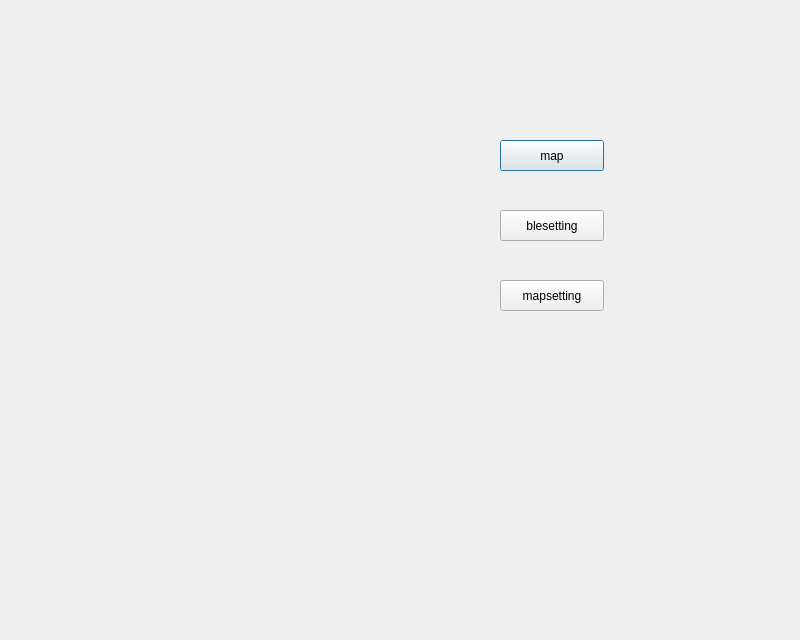
This is final/mainmenu.ui in FinalMission/raspberry-pi-qt as Qt 5 draws it before an edit. The edited form follows.
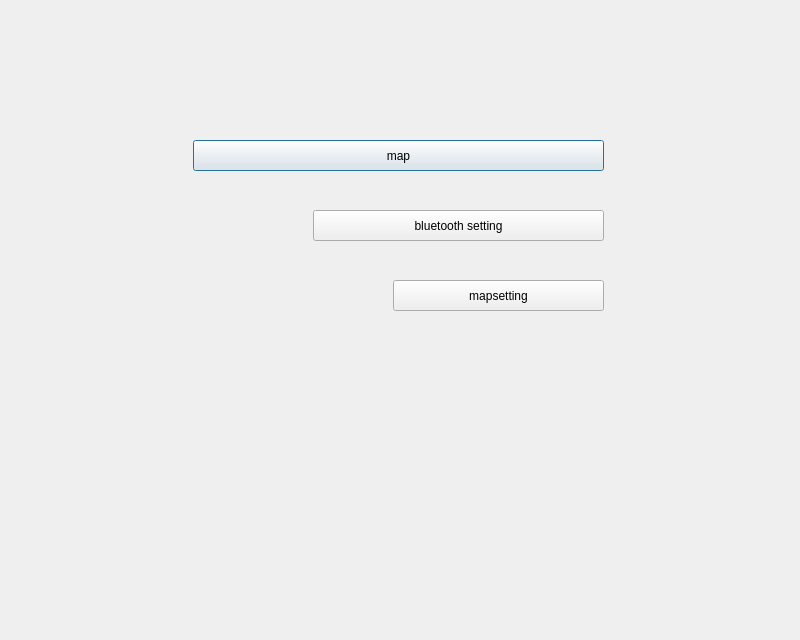
This is the edited form.

What changed in the file:
```diff
--- a/final/mainmenu.ui
+++ b/final/mainmenu.ui
@@ -16,9 +16,9 @@
   <widget class="QPushButton" name="mapButton">
    <property name="geometry">
     <rect>
-     <x>500</x>
+     <x>193</x>
      <y>140</y>
-     <width>104</width>
+     <width>411</width>
      <height>31</height>
     </rect>
    </property>
@@ -29,22 +29,22 @@
   <widget class="QPushButton" name="BLEButton">
    <property name="geometry">
     <rect>
-     <x>500</x>
+     <x>313</x>
      <y>210</y>
-     <width>104</width>
+     <width>291</width>
      <height>31</height>
     </rect>
    </property>
    <property name="text">
-    <string>blesetting</string>
+    <string>bluetooth setting</string>
    </property>
   </widget>
   <widget class="QPushButton" name="mapsetButton">
    <property name="geometry">
     <rect>
-     <x>500</x>
+     <x>393</x>
      <y>280</y>
-     <width>104</width>
+     <width>211</width>
      <height>31</height>
     </rect>
    </property>
```
